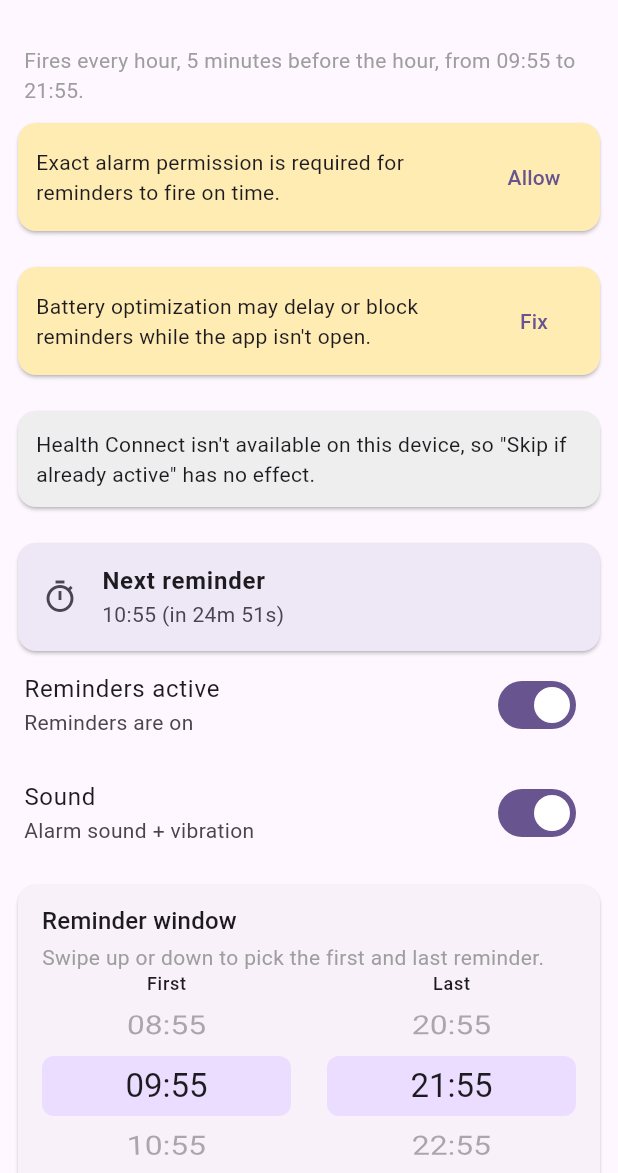
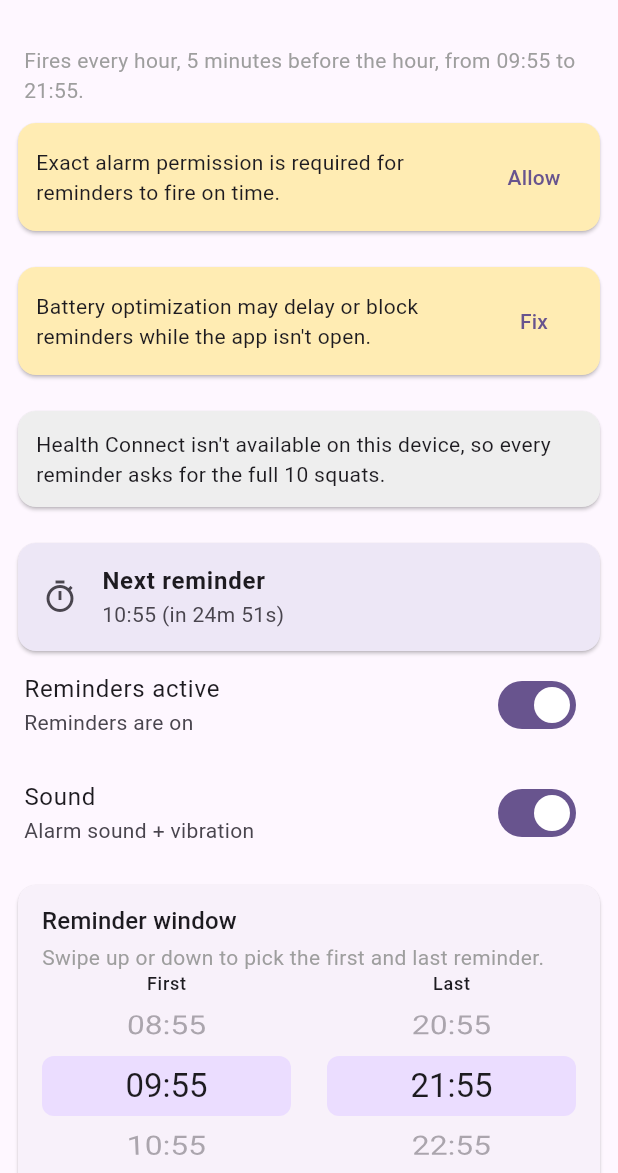
Before and after one commit to acarl005/custom-reminders, a Flutter app: the screen it shows after launch, after a tap on "Allow", on a phone screen of 412 x 824 dp, the part 63-1236 px from its top. Run offline on Flutter 3.47's test engine with Material 3 defaults, Android fonts, the phone set to English and light mode, and no system bars.

Commit message:
scale squat count with steps

```diff
--- a/lib/main.dart
+++ b/lib/main.dart
@@ -45,14 +45,15 @@ class _HomePageState extends State<HomePage> with WidgetsBindingObserver {
   bool _canScheduleExactAlarms = true;
   bool _notificationsEnabled = true;
   bool _ignoringBatteryOptimizations = true;
-  bool _skipIfActiveEnabled = true;
+  bool _scaleWithActivityEnabled = true;
   bool _healthConnectAvailable = true;
   bool _stepsPermissionGranted = true;
-  bool _lastSkippedForActivity = false;
-  int _lastSkippedStepCount = 0;
+  int _lastReminderSquats = _unknown;
+  int _lastReminderStepCount = _unknown;
   bool _loaded = false;
   DateTime? _snoozedUntil;
   int? _currentIntervalSteps;
+  int _maxSquats = 10;
   int _activityStepThreshold = 800;
   int _startHour = 9;
   int _endHour = 21;
@@ -60,9 +61,26 @@ class _HomePageState extends State<HomePage> with WidgetsBindingObserver {
   Timer? _stepsTicker;
   Timer? _windowSaveDebounce;
 
+  /// Mirrors the native sentinel for "no reminder yet" / "steps unknown".
+  static const int _unknown = -1;
+
   /// Every hour whose :55 slot fires a reminder, in chronological order.
   List<int> get _reminderHours =>
       [for (var hour = _startHour; hour <= _endHour; hour++) hour];
+
+  /// Mirrors the native `Squats.forSteps`: the ask drops by one squat for
+  /// every 1/10th of the step threshold walked since the last reminder.
+  int _squatsForSteps(int steps) {
+    if (steps <= 0) return _maxSquats;
+    if (steps >= _activityStepThreshold) return 0;
+    final stepsPerSquat = _activityStepThreshold ~/ _maxSquats;
+    return _maxSquats - steps ~/ stepsPerSquat;
+  }
+
+  static String _squatLabel(int squats) =>
+      squats == 1 ? '1 squat' : '$squats squats';
+
+  static String _stepLabel(int steps) => steps == 1 ? '1 step' : '$steps steps';
 
   @override
   void initState() {
@@ -85,7 +103,7 @@ class _HomePageState extends State<HomePage> with WidgetsBindingObserver {
   }
 
   Future<void> _tickSteps() async {
-    if (!_skipIfActiveEnabled || !_canUseSkipIfActive) {
+    if (!_scaleWithActivityEnabled || !_canScaleWithActivity) {
       if (_currentIntervalSteps != null && mounted) {
         setState(() => _currentIntervalSteps = null);
       }
@@ -99,18 +117,17 @@ class _HomePageState extends State<HomePage> with WidgetsBindingObserver {
   Future<void> _tick() async {
     final snoozedUntilMillis =
         await _channel.invokeMethod<int>('getSnoozedUntil') ?? 0;
-    final lastSkipped =
-        await _channel.invokeMethod<bool>('wasLastReminderSkippedForActivity') ??
-            false;
-    final lastSkippedStepCount =
-        await _channel.invokeMethod<int>('getLastSkippedStepCount') ?? 0;
+    final lastReminderSquats =
+        await _channel.invokeMethod<int>('getLastReminderSquats') ?? _unknown;
+    final lastReminderStepCount =
+        await _channel.invokeMethod<int>('getLastReminderStepCount') ?? _unknown;
     if (!mounted) return;
     setState(() {
       _snoozedUntil = snoozedUntilMillis > 0
           ? DateTime.fromMillisecondsSinceEpoch(snoozedUntilMillis)
           : null;
-      _lastSkippedForActivity = lastSkipped;
-      _lastSkippedStepCount = lastSkippedStepCount;
+      _lastReminderSquats = lastReminderSquats;
+      _lastReminderStepCount = lastReminderStepCount;
     });
   }
 
@@ -157,19 +174,22 @@ class _HomePageState extends State<HomePage> with WidgetsBindingObserver {
     final paused = await _channel.invokeMethod<bool>('getPaused') ?? false;
     final soundEnabled =
         await _channel.invokeMethod<bool>('getSoundEnabled') ?? true;
-    final skipIfActiveEnabled =
-        await _channel.invokeMethod<bool>('getSkipIfActiveEnabled') ?? true;
+    final scaleWithActivityEnabled =
+        await _channel.invokeMethod<bool>('getScaleWithActivityEnabled') ?? true;
     final activityStepThreshold =
         await _channel.invokeMethod<int>('getActivityStepThreshold') ??
             _activityStepThreshold;
+    final maxSquats =
+        await _channel.invokeMethod<int>('getMaxSquats') ?? _maxSquats;
     final startHour =
         await _channel.invokeMethod<int>('getStartHour') ?? _startHour;
     final endHour = await _channel.invokeMethod<int>('getEndHour') ?? _endHour;
     setState(() {
       _active = !paused;
       _soundEnabled = soundEnabled;
-      _skipIfActiveEnabled = skipIfActiveEnabled;
+      _scaleWithActivityEnabled = scaleWithActivityEnabled;
       _activityStepThreshold = activityStepThreshold;
+      _maxSquats = maxSquats;
       _startHour = startHour;
       _endHour = endHour;
       _loaded = true;
@@ -209,12 +229,12 @@ class _HomePageState extends State<HomePage> with WidgetsBindingObserver {
     await _channel.invokeMethod('setSoundEnabled', {'value': value});
   }
 
-  Future<void> _setSkipIfActiveEnabled(bool value) async {
+  Future<void> _setScaleWithActivityEnabled(bool value) async {
     setState(() {
-      _skipIfActiveEnabled = value;
+      _scaleWithActivityEnabled = value;
       if (!value) _currentIntervalSteps = null;
     });
-    await _channel.invokeMethod('setSkipIfActiveEnabled', {'value': value});
+    await _channel.invokeMethod('setScaleWithActivityEnabled', {'value': value});
   }
 
   void _setStartHour(int hour) {
@@ -246,7 +266,8 @@ class _HomePageState extends State<HomePage> with WidgetsBindingObserver {
     });
   }
 
-  bool get _canUseSkipIfActive => _healthConnectAvailable && _stepsPermissionGranted;
+  bool get _canScaleWithActivity =>
+      _healthConnectAvailable && _stepsPermissionGranted;
 
   /// Picks a shade of [base] appropriate for the current light/dark theme,
   /// so card backgrounds stay legible in both modes.
@@ -272,6 +293,17 @@ class _HomePageState extends State<HomePage> with WidgetsBindingObserver {
                     style: const TextStyle(color: Colors.grey),
                   ),
                 ),
+                if (_scaleWithActivityEnabled && _canScaleWithActivity)
+                  Padding(
+                    padding: const EdgeInsets.fromLTRB(16, 4, 16, 0),
+                    child: Text(
+                      'Each ${_activityStepThreshold ~/ _maxSquats} steps you '
+                      'take between reminders knocks one squat off the next '
+                      'ask, down from $_maxSquats to none at '
+                      '$_activityStepThreshold steps.',
+                      style: const TextStyle(color: Colors.grey),
+                    ),
+                  ),
                 if (!_canScheduleExactAlarms)
                   _permissionBanner(
                     'Exact alarm permission is required for reminders to '
@@ -292,41 +324,29 @@ class _HomePageState extends State<HomePage> with WidgetsBindingObserver {
                     'Fix',
                     () => _channel.invokeMethod('requestIgnoreBatteryOptimizations'),
                   ),
-                if (_skipIfActiveEnabled && !_healthConnectAvailable)
+                if (_scaleWithActivityEnabled && !_healthConnectAvailable)
                   Card(
                     margin: const EdgeInsets.all(12),
                     color: _tone(Colors.grey, light: 200, dark: 800),
-                    child: const Padding(
-                      padding: EdgeInsets.all(12),
+                    child: Padding(
+                      padding: const EdgeInsets.all(12),
                       child: Text(
                         "Health Connect isn't available on this device, so "
-                        '"Skip if already active" has no effect.',
+                        'every reminder asks for the full $_maxSquats squats.',
                       ),
                     ),
                   ),
-                if (_skipIfActiveEnabled &&
+                if (_scaleWithActivityEnabled &&
                     _healthConnectAvailable &&
                     !_stepsPermissionGranted)
                   _permissionBanner(
-                    'Grant step-count access so reminders can be skipped '
-                    "when you're already active.",
+                    'Grant step-count access so reminders can ask for fewer '
+                    "squats when you've already been walking.",
                     'Grant',
                     () => _channel.invokeMethod('requestStepsPermission'),
                   ),
                 _statusCard(),
-                if (_lastSkippedForActivity)
-                  Card(
-                    margin: const EdgeInsets.fromLTRB(12, 12, 12, 0),
-                    color: _tone(Colors.green),
-                    child: ListTile(
-                      leading: const Icon(Icons.directions_walk),
-                      title: const Text('Last reminder skipped'),
-                      subtitle: Text(
-                        'You took $_lastSkippedStepCount steps '
-                        '(threshold: $_activityStepThreshold).',
-                      ),
-                    ),
-                  ),
+                _lastReminderCard(),
                 SwitchListTile(
                   title: const Text('Reminders active'),
                   subtitle: Text(_active ? 'Reminders are on' : 'Paused'),
@@ -343,15 +363,16 @@ class _HomePageState extends State<HomePage> with WidgetsBindingObserver {
                 ),
                 _reminderWindowCard(),
                 SwitchListTile(
-                  title: const Text('Skip if already active'),
+                  title: const Text('Scale with activity'),
                   subtitle: Text(
-                    _canUseSkipIfActive
-                        ? "Don't remind me if I've already taken "
-                            '$_activityStepThreshold+ steps since the last reminder'
+                    _canScaleWithActivity
+                        ? 'Ask for fewer squats the more steps I take between '
+                            'reminders, and none at $_activityStepThreshold+'
                         : 'Grant step access above to use this',
                   ),
-                  value: _skipIfActiveEnabled,
-                  onChanged: _canUseSkipIfActive ? _setSkipIfActiveEnabled : null,
+                  value: _scaleWithActivityEnabled,
+                  onChanged:
+                      _canScaleWithActivity ? _setScaleWithActivityEnabled : null,
                 ),
               ],
             ),
@@ -388,8 +409,10 @@ class _HomePageState extends State<HomePage> with WidgetsBindingObserver {
     }
 
     final steps = _currentIntervalSteps;
-    final showSteps =
-        steps != null && _skipIfActiveEnabled && _snoozedUntil == null && _active;
+    final showSteps = steps != null &&
+        _scaleWithActivityEnabled &&
+        _snoozedUntil == null &&
+        _active;
 
     return Card(
       margin: const EdgeInsets.fromLTRB(12, 12, 12, 0),
@@ -403,8 +426,40 @@ class _HomePageState extends State<HomePage> with WidgetsBindingObserver {
           children: [
             Text(subtitle),
             if (showSteps)
-              Text('$steps/$_activityStepThreshold steps in this interval'),
+              Text(
+                '$steps/$_activityStepThreshold steps in this interval, so '
+                "it'll ask for "
+                '${_squatsForSteps(steps) == 0 ? "nothing" : _squatLabel(_squatsForSteps(steps))}',
+              ),
           ],
+        ),
+      ),
+    );
+  }
+
+  /// Recaps what the most recent reminder actually asked for, including the
+  /// activity it was scaled from — which is the only trace of a reminder that
+  /// scaled all the way down to nothing and never showed up.
+  Widget _lastReminderCard() {
+    final squats = _lastReminderSquats;
+    if (squats == _unknown) return const SizedBox.shrink();
+
+    final steps = _lastReminderStepCount;
+    final skipped = squats == 0;
+    final stepsSuffix = steps == _unknown
+        ? ''
+        : ' after ${_stepLabel(steps)} since the one before it';
+
+    return Card(
+      margin: const EdgeInsets.fromLTRB(12, 12, 12, 0),
+      color: skipped ? _tone(Colors.green) : _tone(Colors.blueGrey),
+      child: ListTile(
+        leading: Icon(skipped ? Icons.directions_walk : Icons.fitness_center),
+        title: Text(skipped ? 'Last reminder skipped' : 'Last reminder'),
+        subtitle: Text(
+          skipped
+              ? 'You already walked off the whole set$stepsSuffix.'
+              : 'Asked for ${_squatLabel(squats)}$stepsSuffix.',
         ),
       ),
     );
```
Also changed, not shown: 5 other files.
